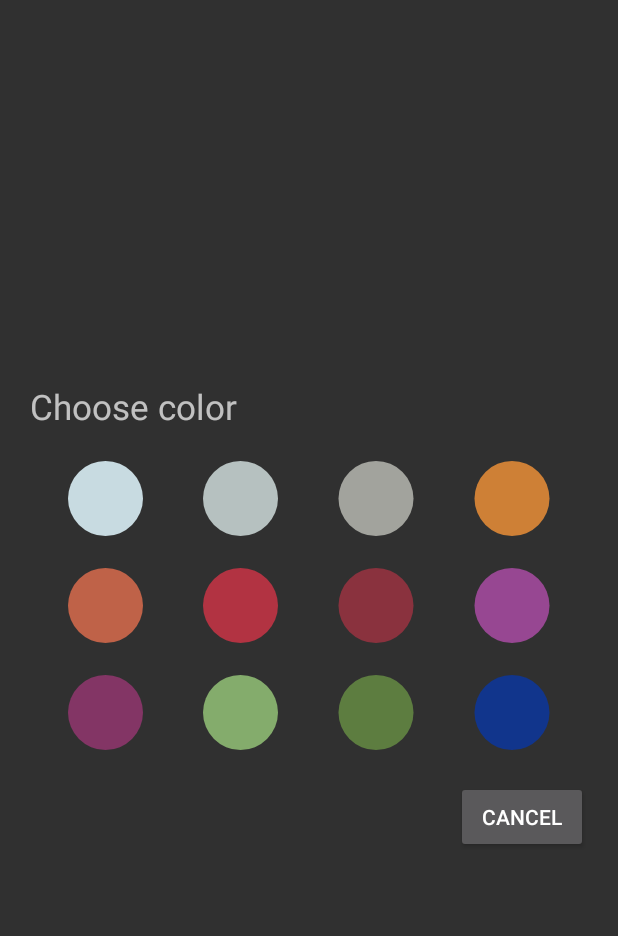
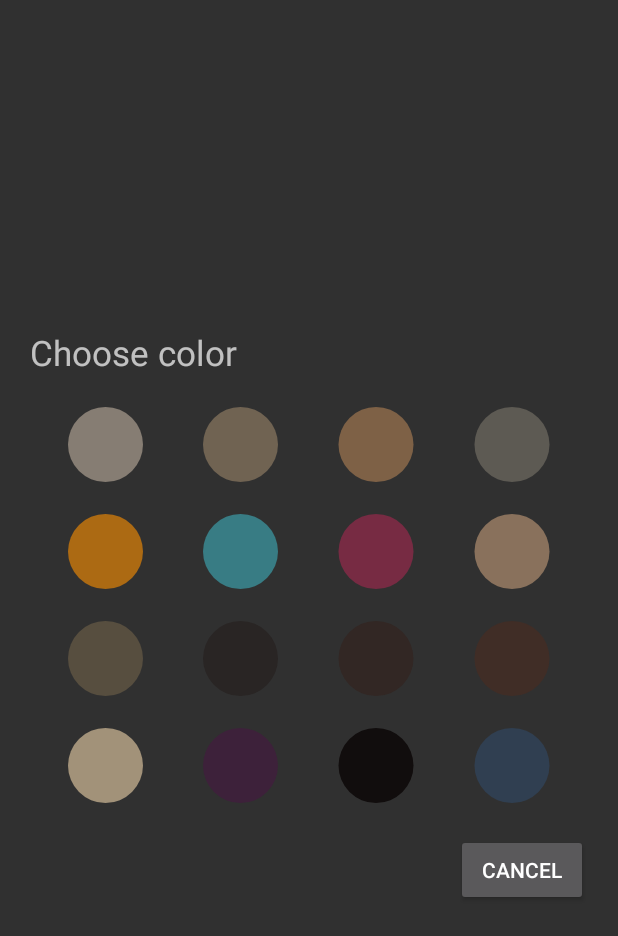
Before and after one commit to danilashamin/FurnitureOrdering, an Android app: the layout dialog_color_pick.xml on its own in the app's theme, with its tools: preview values and no code run, on a phone screen of 412 x 824 dp. Shown: the top 936 px of the screen. Run offline under Robolectric (Android 15) with nearby library versions, the phone set to English and light mode, and no system bars.

Commit message:
change color in dialog, added article

```diff
--- a/app/src/main/java/ru/mail/danilashamin/furnitureordering/mvp/presentation/presenter/MainPresenter.java
+++ b/app/src/main/java/ru/mail/danilashamin/furnitureordering/mvp/presentation/presenter/MainPresenter.java
@@ -90,7 +90,8 @@ public class MainPresenter extends MvpPresenter<MainView> {
         getViewState().deleteFurnitureView(furnitureForDelete);
     }
 
-    public void changeCurrentFurnitureColor(int color) {
+    public void changeCurrentFurnitureColor(int color, String article) {
+        currentFurniture.setArticle(article);
         getViewState().changeCurrentFurnitureColor(color, currentFurniture);
     }
 
@@ -117,7 +118,7 @@ public class MainPresenter extends MvpPresenter<MainView> {
         getViewState().dismissColorPickerDialog();
     }
 
-    public void selectFito(){
+    public void selectFito() {
 
     }
 
--- a/app/src/main/java/ru/mail/danilashamin/furnitureordering/mvp/presentation/view/dialog/ColorPickerDialogListener.java
+++ b/app/src/main/java/ru/mail/danilashamin/furnitureordering/mvp/presentation/view/dialog/ColorPickerDialogListener.java
@@ -1,6 +1,6 @@
 package ru.mail.danilashamin.furnitureordering.mvp.presentation.view.dialog;
 
 public interface ColorPickerDialogListener {
-    void onColorPicked(int color);
+    void onColorPicked(int color, String article);
     void onDismissButtonClicked();
 }
--- a/app/src/main/java/ru/mail/danilashamin/furnitureordering/mvp/ui/activity/MainActivity.java
+++ b/app/src/main/java/ru/mail/danilashamin/furnitureordering/mvp/ui/activity/MainActivity.java
@@ -80,8 +80,8 @@ public class MainActivity extends MvpAppCompatActivity implements MainView {
         ButterKnife.bind(this);
         colorPickerDialog = new ColorPickerDialog(new ColorPickerDialogListener() {
             @Override
-            public void onColorPicked(int color) {
-                mainPresenter.changeCurrentFurnitureColor(color);
+            public void onColorPicked(int color, String article) {
+                mainPresenter.changeCurrentFurnitureColor(color, article);
                 mainPresenter.dismissColorPickerDialog();
             }
 
--- a/app/src/main/res/layout/dialog_color_pick.xml
+++ b/app/src/main/res/layout/dialog_color_pick.xml
@@ -145,6 +145,50 @@
             android:src="@color/twelveth_color" />
     </LinearLayout>
 
+    <LinearLayout
+        android:layout_width="match_parent"
+        android:layout_height="wrap_content"
+        android:layout_marginBottom="5dp"
+        android:layout_marginTop="5dp"
+        android:padding="5dp">
+
+        <de.hdodenhof.circleimageview.CircleImageView
+            android:id="@+id/btnThirteenthColor"
+            android:layout_width="50dp"
+            android:layout_height="50dp"
+            android:layout_weight="1"
+            android:clickable="true"
+            android:focusable="true"
+            android:src="@color/thirteenth_color" />
+
+        <de.hdodenhof.circleimageview.CircleImageView
+            android:id="@+id/btnFourteenthColor"
+            android:layout_width="50dp"
+            android:layout_height="50dp"
+            android:layout_weight="1"
+            android:clickable="true"
+            android:focusable="true"
+            android:src="@color/fourteenth_color" />
+
+        <de.hdodenhof.circleimageview.CircleImageView
+            android:id="@+id/btnFifteenthColor"
+            android:layout_width="50dp"
+            android:layout_height="50dp"
+            android:layout_weight="1"
+            android:clickable="true"
+            android:focusable="true"
+            android:src="@color/fifteenth_color" />
+
+        <de.hdodenhof.circleimageview.CircleImageView
+            android:id="@+id/btnSixteenthColor"
+            android:layout_width="50dp"
+            android:layout_height="50dp"
+            android:layout_weight="1"
+            android:clickable="true"
+            android:focusable="true"
+            android:src="@color/sixteenth_color" />
+    </LinearLayout>
+
     <Button
         android:id="@+id/cancelButton"
         android:layout_width="wrap_content"
--- a/app/src/main/res/values/furniture_colors.xml
+++ b/app/src/main/res/values/furniture_colors.xml
@@ -1,16 +1,19 @@
 <?xml version="1.0" encoding="utf-8"?>
 <resources>
-    <color name="first_color">#c8dbe1</color>
-    <color name="second_color">#b6c1c0</color>
-    <color name="third_color">#a2a39d</color>
-    <color name="fourth_color">#ce8036</color>
-    <color name="fifth_color">#bf6248</color>
-    <color name="sixth_color">#b23342</color>
-    <color name="seventh_color">#8a323e</color>
-    <color name="eighth_color">#974792</color>
-    <color name="nineth_color">#833565</color>
-    <color name="tenth_color">#84ac6c</color>
-    <color name="eleventh_color">#5d7d40</color>
-    <color name="twelveth_color">#11358c</color>
-
+    <color name="first_color">#867d73</color>
+    <color name="second_color">#706352</color>
+    <color name="third_color">#7e6146</color>
+    <color name="fourth_color">#5d5a53</color>
+    <color name="fifth_color">#ac6a13</color>
+    <color name="sixth_color">#387c84</color>
+    <color name="seventh_color">#772b43</color>
+    <color name="eighth_color">#89715c</color>
+    <color name="nineth_color">#574e3f</color>
+    <color name="tenth_color">#292524</color>
+    <color name="eleventh_color">#322724</color>
+    <color name="twelveth_color">#402d26</color>
+    <color name="thirteenth_color">#a29279</color>
+    <color name="fourteenth_color">#3d213a</color>
+    <color name="fifteenth_color">#110d0d</color>
+    <color name="sixteenth_color">#303f51</color>
 </resources>
```
Also changed, not shown: app/src/main/java/ru/mail/danilashamin/furnitureordering/mvp/model/Furniture.java (+8 -0 lines), app/src/main/java/ru/mail/danilashamin/furnitureordering/mvp/presentation/view/dialog/ColorPickerDialog.java (+33 -15 lines).
